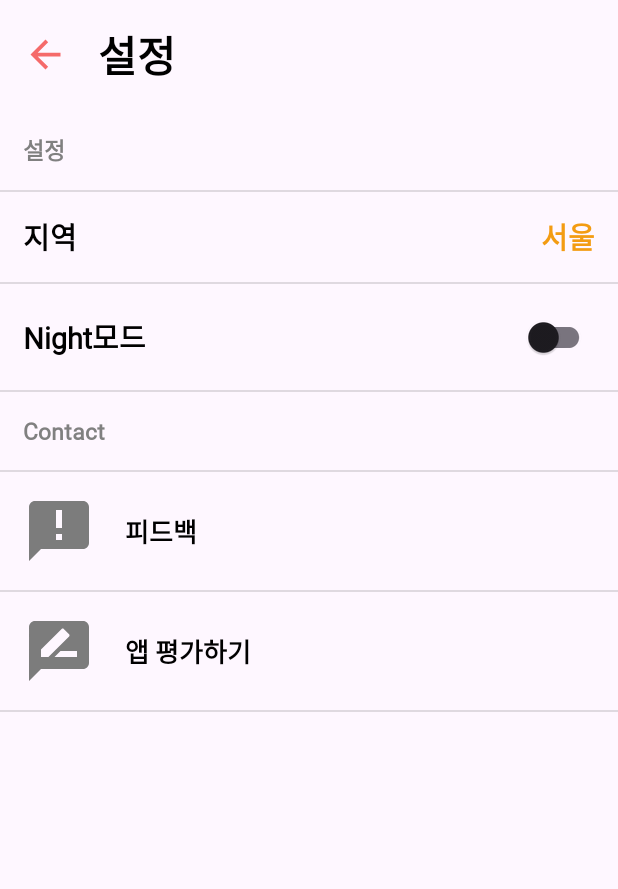
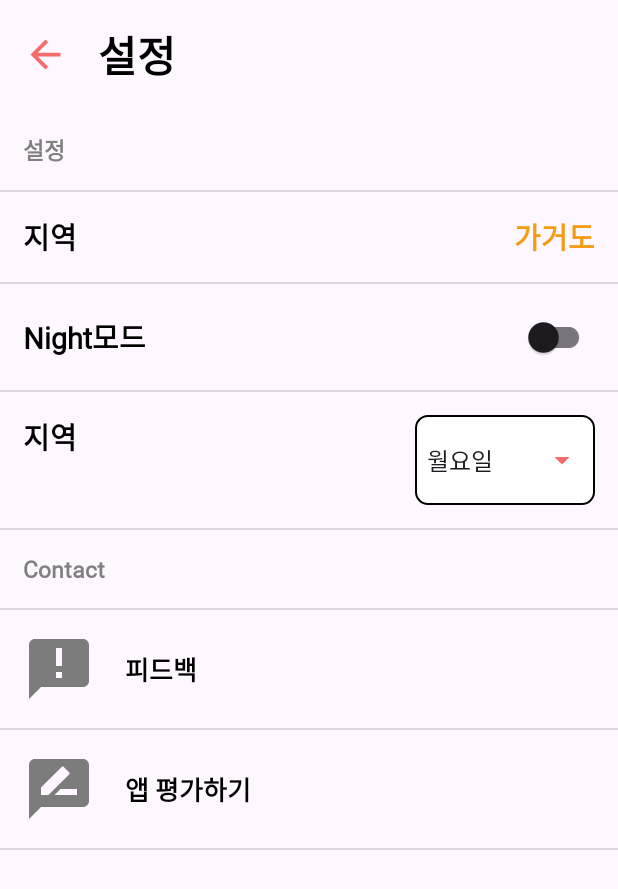
Before and after one commit to MyLittleRengar/ToTheStarlight, an Android app: the SettingActivity screen opened directly, with no data from a screen before it, on a phone screen of 412 x 824 dp. Shown: the top 889 px of the screen. Run offline under Robolectric (Android 15) with nearby library versions, the phone set to English and light mode, and no system bars; libraries missing offline, so code that uses them is left out: com.vimalcvs.switchdn; plain views replace DayNightSwitch; 3 statements that could not run were skipped.

Commit message:
불 필요한 파일 제거, 로딩창 원 크기 축소, 설정 화면에 지역 선택의 가독성을 위해 디자인 수정, 메인 화면의 캘린더의 시작 요일 선택 기능 추가

```diff
--- a/app/src/main/java/com/project/tothestarlight/SettingActivity.kt
+++ b/app/src/main/java/com/project/tothestarlight/SettingActivity.kt
@@ -3,24 +3,34 @@ package com.project.tothestarlight
 import android.content.Intent
 import android.content.SharedPreferences
 import android.os.Bundle
+import android.view.View
+import android.widget.AdapterView
+import android.widget.ArrayAdapter
 import android.widget.ImageView
+import android.widget.Spinner
 import android.widget.TextView
 import android.widget.Toast
 import androidx.activity.enableEdgeToEdge
 import androidx.appcompat.app.AppCompatActivity
 import androidx.core.view.ViewCompat
 import androidx.core.view.WindowInsetsCompat
+import com.project.tothestarlight.dialog.DialogDismissListener
+import com.project.tothestarlight.dialog.LocationDialogFragment
 import com.vimalcvs.switchdn.DayNightSwitch
 import com.vimalcvs.switchdn.DayNightSwitchAnimListener
 
 
 
-class SettingActivity : AppCompatActivity() {
+class SettingActivity : AppCompatActivity(), DialogDismissListener {
 
     private lateinit var settingBackIv: ImageView
     private lateinit var settingLocationTv: TextView
     private lateinit var nightSw: DayNightSwitch
+    private lateinit var startFirstDaySp: Spinner
     private lateinit var preference: SharedPreferences
+    private lateinit var firstDatPf: SharedPreferences
+
+    private var selectedDay = ""
 
     override fun onCreate(savedInstanceState: Bundle?) {
         super.onCreate(savedInstanceState)
@@ -35,6 +45,7 @@ class SettingActivity : AppCompatActivity() {
         settingBackIv = findViewById(R.id.settingBackIv)
         settingLocationTv = findViewById(R.id.settingLocationTv)
         nightSw = findViewById(R.id.nightSw)
+        startFirstDaySp = findViewById(R.id.startFirstDaySp)
 
         preference = getSharedPreferences("location", 0)
 
@@ -46,15 +57,9 @@ class SettingActivity : AppCompatActivity() {
             settingLocationTv.text = selectedLocation
         }
         settingLocationTv.setOnClickListener {
-            val dlg = CustomLocationDialogAdapter(this@SettingActivity)
-            dlg.setOnAcceptClickedListener { location ->
-                settingLocationTv.text = location
-                val editor = preference.edit()
-                editor.putString("location", location)
-                editor.apply()
-                Toast.makeText(this, "다음 정보부터 적용된 지역으로 표시됩니다.", Toast.LENGTH_SHORT).show()
-            }
-            dlg.show()
+            val dialog = LocationDialogFragment()
+            dialog.listener = this
+            dialog.show(supportFragmentManager, "LocationDialogFragment")
         }
 
         nightSw.setListener { isNight ->
@@ -78,6 +83,47 @@ class SettingActivity : AppCompatActivity() {
             startActivity(Intent(this@SettingActivity, MainActivity::class.java))
             finish()
         }
+
+        val items = resources.getStringArray(R.array.firstDay)
+        val spinnerAdapter = ArrayAdapter(this, android.R.layout.simple_spinner_dropdown_item, items)
+        startFirstDaySp.adapter = spinnerAdapter
+        startFirstDaySp.onItemSelectedListener = object: AdapterView.OnItemSelectedListener  {
+            override fun onItemSelected(parent: AdapterView<*>, view: View, position: Int, id: Long) {
+                firstDatPf = getSharedPreferences("firstDay", 0)
+                when(position) {
+                    0 -> {
+                        selectedDay = "MONDAY"
+                    }
+                    1-> {
+                        selectedDay = "TUESDAY"
+                    }
+                    2-> {
+                        selectedDay = "WEDNESDAY"
+                    }
+                    3-> {
+                        selectedDay = "THURSDAY"
+                    }
+                    4-> {
+                        selectedDay = "FRIDAY"
+                    }
+                    5-> {
+                        selectedDay = "SATURDAY"
+                    }
+                    else -> {
+                        selectedDay = "SUNDAY"
+                    }
+                }
+                firstDayPreferences()
+            }
+
+            override fun onNothingSelected(p0: AdapterView<*>?) {}
+        }
+    }
+
+    private fun firstDayPreferences() {
+        val editor = firstDatPf.edit()
+        editor.putString("firstDay", selectedDay)
+        editor.apply()
     }
 
     @Deprecated("This method has been deprecated in favor of using the\n      {@link OnBackPressedDispatcher} via {@link #getOnBackPressedDispatcher()}.\n      The OnBackPressedDispatcher controls how back button events are dispatched\n      to one or more {@link OnBackPressedCallback} objects.")
@@ -86,4 +132,9 @@ class SettingActivity : AppCompatActivity() {
         startActivity(Intent(this@SettingActivity, MainActivity::class.java))
         finish()
     }
+
+    override fun onDialogDismissed() {
+        val selectedLocation = preference.getString("location", "").toString()
+        settingLocationTv.text = selectedLocation
+    }
 }
--- a/app/src/main/java/com/project/tothestarlight/CircleProgressDialog.kt
+++ b/app/src/main/java/com/project/tothestarlight/dialog/CircleProgressDialog.kt
@@ -1,4 +1,4 @@
-package com.project.tothestarlight
+package com.project.tothestarlight.dialog
 
 import android.graphics.Color
 import android.graphics.drawable.ColorDrawable
--- /dev/null
+++ b/app/src/main/java/com/project/tothestarlight/dialog/DialogDismissListener.kt
@@ -0,0 +1,5 @@
+package com.project.tothestarlight.dialog
+
+interface DialogDismissListener {
+    fun onDialogDismissed()
+}
--- a/app/src/main/java/com/project/tothestarlight/AstroRecyclerAdapter.kt
+++ b/app/src/main/java/com/project/tothestarlight/recycler/AstroRecyclerAdapter.kt
@@ -1,4 +1,4 @@
-package com.project.tothestarlight
+package com.project.tothestarlight.recycler
 
 import android.annotation.SuppressLint
 import android.content.Context
@@ -8,7 +8,7 @@ import android.view.View
 import android.view.ViewGroup
 import android.widget.TextView
 import androidx.recyclerview.widget.RecyclerView
-import com.project.tothestarlight.recycler.AstroItem
+import com.project.tothestarlight.R
 import java.text.SimpleDateFormat
 import java.util.Date
 
--- /dev/null
+++ b/app/src/main/res/drawable/background_spinner_option.xml
@@ -0,0 +1,24 @@
+<?xml version="1.0" encoding="utf-8"?>
+<selector xmlns:android="http://schemas.android.com/apk/res/android">
+    <item>
+        <layer-list>
+            <item>
+                <shape android:shape="rectangle">
+                    <solid android:color="@color/white"/>
+                    <stroke android:color="@color/black" android:width="1dp"/>
+                    <padding
+                        android:top="6dp"
+                        android:bottom="6dp"
+                        android:right="10dp"/>
+                    <corners android:radius="8dp" />
+                </shape>
+            </item>
+
+            <item
+                android:drawable="@drawable/baseline_arrow_drop_down_24"
+                android:gravity="center|end"
+                android:width="24dp"
+                android:height="24dp" />
+        </layer-list>
+    </item>
+</selector>
--- a/app/src/main/res/drawable/rotate_circle.xml
+++ b/app/src/main/res/drawable/rotate_circle.xml
@@ -6,9 +6,9 @@
     android:toDegrees="360">
 
     <shape
-        android:innerRadiusRatio="8"
+        android:innerRadiusRatio="20"
         android:shape="ring"
-        android:thicknessRatio="20"
+        android:thicknessRatio="45"
         android:useLevel="false">
 
         <size
--- a/app/src/main/res/layout/activity_main.xml
+++ b/app/src/main/res/layout/activity_main.xml
@@ -139,7 +139,7 @@
                             android:id="@+id/moonShapeIv"
                             android:layout_width="30dp"
                             android:layout_height="30dp"
-                            app:srcCompat="@drawable/halfmoon"
+                            app:srcCompat="@drawable/moon_shape15"
                             tools:ignore="ContentDescription"  />
 
                         <TextView
--- a/app/src/main/res/layout/activity_setting.xml
+++ b/app/src/main/res/layout/activity_setting.xml
@@ -52,7 +52,7 @@
             android:text="설정" />
 
         <View
-            android:id="@+id/divider7"
+            android:id="@+id/divider5"
             android:layout_width="match_parent"
             android:layout_height="1dp"
             android:background="?android:attr/listDivider" />
@@ -91,7 +91,7 @@
         </LinearLayout>
 
         <View
-            android:id="@+id/divider5"
+            android:id="@+id/divider2"
             android:layout_width="match_parent"
             android:layout_height="1dp"
             android:background="?android:attr/listDivider" />
@@ -125,6 +125,41 @@
                 tools:ignore="TouchTargetSizeCheck" />
 
 
+        </LinearLayout>
+
+        <View
+            android:id="@+id/divider7"
+            android:layout_width="match_parent"
+            android:layout_height="1dp"
+            android:background="?android:attr/listDivider" />
+
+        <LinearLayout
+            android:layout_width="match_parent"
+            android:layout_height="wrap_content"
+            android:orientation="horizontal"
+            android:padding="15dp">
+
+            <TextView
+                android:id="@+id/textView1"
+                android:layout_width="wrap_content"
+                android:layout_height="wrap_content"
+                android:fontFamily="@font/cafe24surround"
+                android:text="지역"
+                android:textColor="@color/black"
+                android:textSize="19sp"
+                android:textStyle="bold" />
+
+            <View
+                android:layout_width="0dp"
+                android:layout_height="0dp"
+                android:layout_weight="1" />
+
+            <Spinner
+                android:id="@+id/startFirstDaySp"
+                android:layout_width="120dp"
+                android:layout_height="wrap_content"
+                android:background="@drawable/background_spinner_option"
+                android:layout_gravity="end|center_vertical"/>
         </LinearLayout>
 
         <View
--- a/app/src/main/res/values/array.xml
+++ b/app/src/main/res/values/array.xml
@@ -207,4 +207,13 @@
         <item>횡성</item>
         <item>흑산도</item>
     </string-array>
+    <string-array name="firstDay">
+        <item>월요일</item>
+        <item>화요일</item>
+        <item>수요일</item>
+        <item>목요일</item>
+        <item>금요일</item>
+        <item>토요일</item>
+        <item>일요일</item>
+    </string-array>
 </resources>
```
Also changed, not shown: app/src/main/java/com/project/tothestarlight/CustomLocationDialogAdapter.kt (deleted, +0 -50 lines), app/src/main/java/com/project/tothestarlight/MainActivity.kt (+26 -0 lines), app/src/main/java/com/project/tothestarlight/dialog/LocationAdapter.kt (added, +65 -0 lines), app/src/main/java/com/project/tothestarlight/dialog/LocationDialogFragment.kt (added, +91 -0 lines), app/src/main/res/drawable/bg_spinner.xml (deleted, +0 -18 lines), app/src/main/res/layout/custom_location.xml (deleted, +0 -71 lines), app/src/main/res/layout/fragment_location_dialog.xml (added, +19 -0 lines), app/src/main/res/layout/location_item.xml (added, +27 -0 lines), app/src/main/res/drawable/fullmoon.png (deleted), app/src/main/res/drawable/halfmoon.png (deleted).
